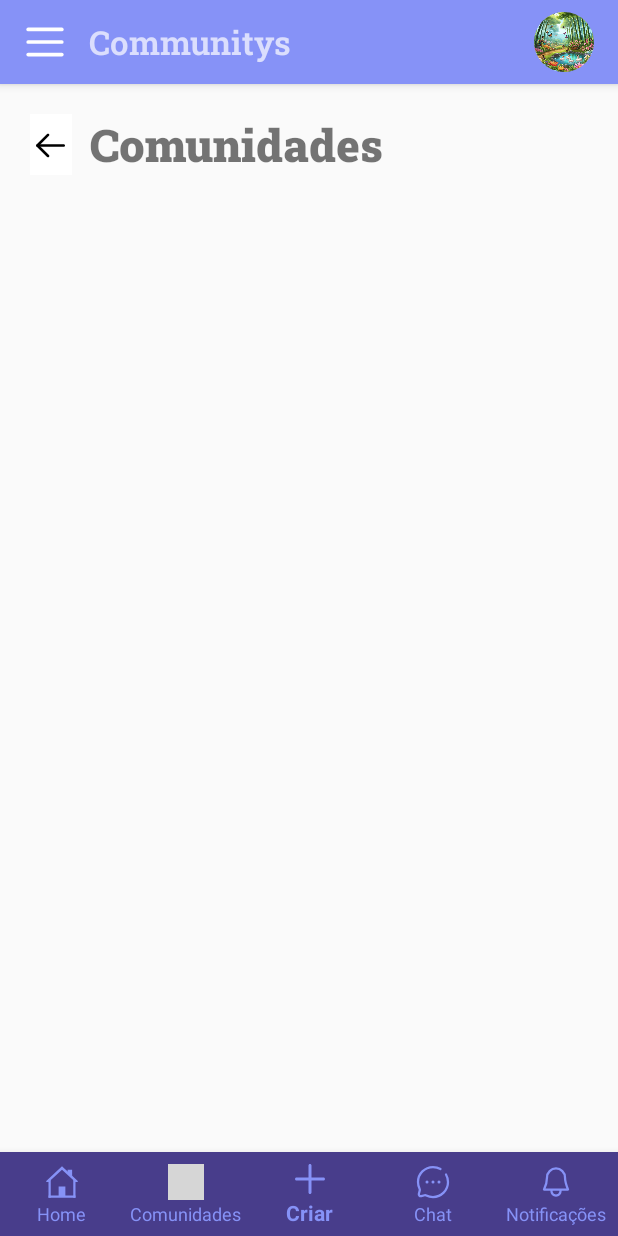
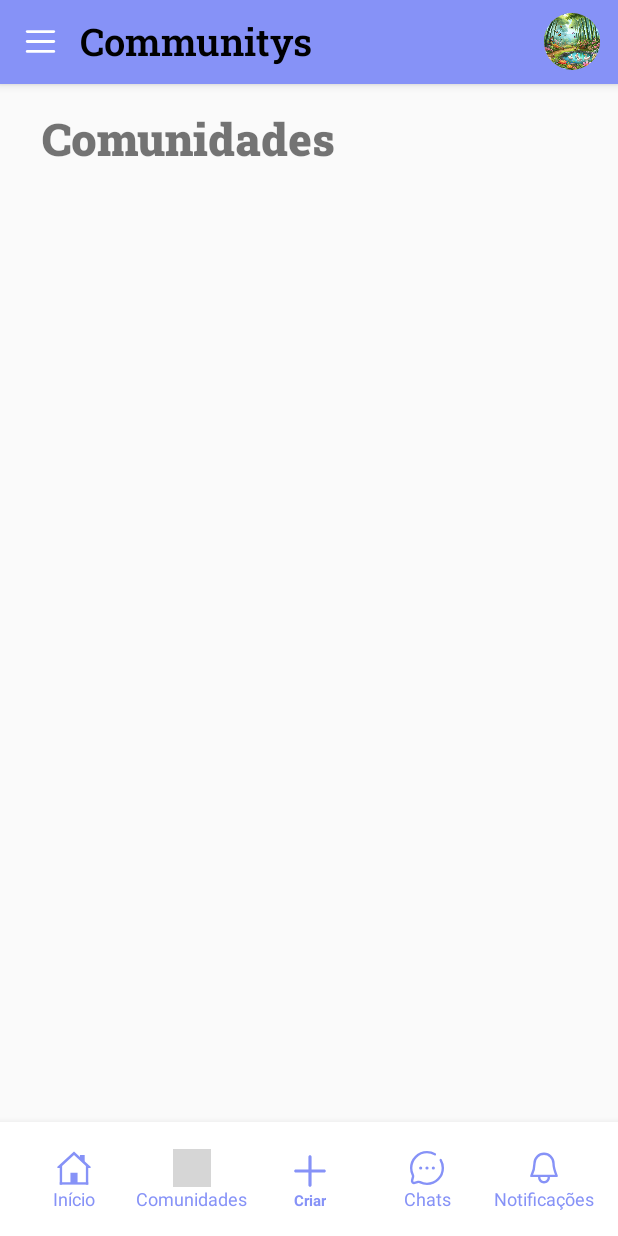
Before and after one commit to Ernesto-Alves67/RedditClone, an Android app: the screen it shows after launch (MainActivity), item 3 of the bottom bar chosen, on a phone screen of 412 x 824 dp. Run offline under Robolectric (Android 15) with nearby library versions, the phone set to English and light mode, and no system bars; our stand-ins replace navigation-ui; grey boxes are pictures that could not be loaded.

Commit message:
[FRONT-PROTO] Atualizando

```diff
--- a/app/src/main/java/com/example/multinavs/MainActivity.java
+++ b/app/src/main/java/com/example/multinavs/MainActivity.java
@@ -9,6 +9,10 @@ import androidx.drawerlayout.widget.DrawerLayout;
 import androidx.fragment.app.Fragment;
 import androidx.fragment.app.FragmentManager;
 import androidx.fragment.app.FragmentTransaction;
+import androidx.navigation.NavController;
+import androidx.navigation.Navigation;
+import androidx.navigation.ui.AppBarConfiguration;
+import androidx.navigation.ui.NavigationUI;
 
 import android.animation.Animator;
 import android.animation.AnimatorListenerAdapter;
@@ -25,6 +29,7 @@ import android.widget.Toast;
 
 import com.example.multinavs.databinding.ActivityMainBinding;
 import com.google.android.material.bottomnavigation.BottomNavigationView;
+import com.google.android.material.navigation.NavigationBarView;
 import com.google.android.material.navigation.NavigationView;
 
 import fragments.*;
@@ -50,9 +55,11 @@ public class MainActivity extends AppCompatActivity implements NavigationView.On
         setSupportActionBar(toolbar);
         chev_ic = findViewById(R.id.ic_chevron);
         drawerLayout = findViewById(R.id.drawer_layout);
+
         NavigationView navigationView = findViewById(R.id.nav_view);
         navigationView.setNavigationItemSelectedListener(this);
 
+        ImageButton menu_left = findViewById(R.id.menu_left);
         ImageButton profileButton = findViewById(R.id.profile_btn);
         profileButton.setOnClickListener(new View.OnClickListener() {
             @Override
@@ -64,8 +71,6 @@ public class MainActivity extends AppCompatActivity implements NavigationView.On
                 }
             }
         });
-
-        ImageButton menu_left = findViewById(R.id.menu_left);
         menu_left.setOnClickListener(new View.OnClickListener() {
             @Override
             public void onClick(View v) {
@@ -76,6 +81,7 @@ public class MainActivity extends AppCompatActivity implements NavigationView.On
                 }
             }
         });
+
         typesFeed = findViewById(R.id.typesFedd);
         title_id = findViewById(R.id.title_id);
         title_id.setOnClickListener(new View.OnClickListener() {
@@ -93,8 +99,6 @@ public class MainActivity extends AppCompatActivity implements NavigationView.On
 
                 Log.d("LinearL Title", "Tittulo clicado ");
             }
-
-
         });
 
 /*        ActionBarDrawerToggle toggle = new ActionBarDrawerToggle(this, drawerLayout, toolbar, R.string.open_nav, R.string.close_nav);
@@ -102,31 +106,31 @@ public class MainActivity extends AppCompatActivity implements NavigationView.On
         toggle.syncState();*/
 
         BottomNavigationView bottomNavigationView = findViewById(R.id.bottom_navigation);
-        bottomNavigationView.setOnNavigationItemSelectedListener(new BottomNavigationView.OnNavigationItemSelectedListener() {
+
+        bottomNavigationView.setOnItemSelectedListener(new NavigationBarView.OnItemSelectedListener() {
             @Override
             public boolean onNavigationItemSelected(@NonNull MenuItem item) {
                 Fragment selectedFragment = null;
                 int itemId = item.getItemId();
-                dynamicTitle = findViewById(R.id.dinamicTittle);
+                TextView dynamicTitle = findViewById(R.id.dinamicTittle);
 
                 String toolbarTitle = "";
-                    if(itemId ==R.id.home) {
+                if (itemId == R.id.home) {
                     selectedFragment = new HomeFragment();
                     toolbarTitle = "reddit";
                     chev_ic.setVisibility(View.VISIBLE);
                 }
-                    if(itemId ==R.id.notification) {
+                if (itemId == R.id.notification) {
                     selectedFragment = new SettingsFragment();
                     toolbarTitle = "Notifications";
                     chev_ic.setVisibility(View.GONE);
                 }
-                    if(itemId == R.id.chat) {
+                if (itemId == R.id.chat) {
                     selectedFragment = new ChatFragment();
                     toolbarTitle = "Chats";
                     chev_ic.setVisibility(View.GONE);
-
                 }
-                    if(itemId == R.id.community) {
+                if (itemId == R.id.community) {
                     selectedFragment = new CommunityFragment();
                     toolbarTitle = "Communitys";
                     chev_ic.setVisibility(View.GONE);
@@ -142,6 +146,17 @@ public class MainActivity extends AppCompatActivity implements NavigationView.On
                 return true;
             }
         });
+
+        // Defina o HomeFragment como o fragmento inicial
+        if (savedInstanceState == null) {
+            HomeFragment homeFragment = new HomeFragment();
+            getSupportFragmentManager().beginTransaction()
+                    .replace(R.id.fragment_container, homeFragment)
+                    .commit();
+            dynamicTitle = findViewById(R.id.dinamicTittle);
+            dynamicTitle.setText("reddit");
+            chev_ic.setVisibility(View.VISIBLE);
+        }
 
     }
 
@@ -227,6 +242,8 @@ public class MainActivity extends AppCompatActivity implements NavigationView.On
 
 
     }
+
+
 /*    private void replaceFragment(Fragment fragment) {
         FragmentManager fragmentManager = getSupportFragmentManager();
         FragmentTransaction fragmentTransaction = fragmentManager.beginTransaction();
--- a/app/src/main/res/layout/activity_main.xml
+++ b/app/src/main/res/layout/activity_main.xml
@@ -32,8 +32,8 @@
 
                 <ImageButton
                     android:id="@+id/menu_left"
-                    android:layout_width="28dp"
-                    android:layout_height="28dp"
+                    android:layout_width="22dp"
+                    android:layout_height="22dp"
                     android:src="@drawable/burger_menu_ic"
                     android:scaleType="centerCrop"
                     android:background="@color/lavender"/>
@@ -56,14 +56,15 @@
                             android:layout_height="wrap_content"
                             android:layout_marginStart="10dp"
                             android:text="reddit"
-                            android:textSize="22dp"
+                            android:textSize="25dp"
+                            android:textColor="@color/black"
                             android:layout_gravity="center|center"
                             android:fontFamily="@font/robotoslab_semibold"/>
                         <ImageView
                             android:id="@+id/ic_chevron"
                             android:layout_marginStart="5dp"
-                            android:layout_width="16dp"
-                            android:layout_height="16dp"
+                            android:layout_width="14dp"
+                            android:layout_height="14dp"
                             android:scaleType="fitCenter"
                             android:layout_gravity="center|center"
                             android:rotation="90"
@@ -71,10 +72,10 @@
                     </LinearLayout>
                     <ImageButton
                         android:id="@+id/profile_btn"
-                        android:layout_width="40dp"
-                        android:layout_height="40dp"
+                        android:layout_width="37dp"
+                        android:layout_height="38dp"
                         android:layout_gravity="end|center_vertical"
-                        android:layout_marginEnd="16dp"
+                        android:layout_marginEnd="12dp"
                         android:src="@drawable/bamboo"
                         android:background="@drawable/rounded_shape"
                         android:scaleType="centerCrop"
@@ -93,11 +94,17 @@
             <com.google.android.material.bottomnavigation.BottomNavigationView
                 android:layout_width="match_parent"
                 android:layout_height="wrap_content"
+                android:padding="10dp"
+                android:paddingVertical="4dp"
                 android:id="@+id/bottom_navigation"
                 app:menu="@menu/bottom_menu"
-                android:background="#483D8B"
+                android:background="#ffffff"
+                app:itemTextAppearanceActive="@style/MenuTextAppearanceActive"
+                app:itemTextAppearanceInactive="@style/MenuTextAppearanceInactive"
                 app:itemIconTint="@color/lavender"
                 app:itemTextColor="@color/lavender"
+                app:itemTextAppearanceActiveBoldEnabled="true"
+                app:itemIconSize="25dp"
                 app:labelVisibilityMode="labeled"/>
         </LinearLayout>
 
@@ -163,4 +170,6 @@
         app:itemIconTint="@color/lavender"
         app:itemTextColor="@color/lavender"/>
 
+
+
 </androidx.drawerlayout.widget.DrawerLayout>
--- a/app/src/main/res/layout/fragment_community.xml
+++ b/app/src/main/res/layout/fragment_community.xml
@@ -7,19 +7,10 @@
 
     <RelativeLayout
         android:layout_width="wrap_content"
-        android:layout_height="wrap_content">
+        android:layout_height="wrap_content"
+        android:padding="16dp">
 
-        <LinearLayout
-            android:id="@+id/linearLayout"
-            android:layout_width="match_parent"
-            android:layout_height="wrap_content"
-            android:padding="20dp">
 
-            <ImageButton
-                android:layout_width="wrap_content"
-                android:layout_height="match_parent"
-                android:background="#ffffffff"
-                android:src="@drawable/arrowleft" />
 
             <TextView
                 android:layout_width="wrap_content"
@@ -29,7 +20,7 @@
                 android:textSize="30dp"
                 android:fontFamily="@font/robotoslab_black"/>
 
-        </LinearLayout>
+
 
     </RelativeLayout>
 
--- a/app/src/main/res/menu/bottom_menu.xml
+++ b/app/src/main/res/menu/bottom_menu.xml
@@ -2,30 +2,35 @@
 <menu xmlns:android="http://schemas.android.com/apk/res/android"
     xmlns:app="http://schemas.android.com/apk/res-auto">
     <item
+
         android:id="@+id/home"
         android:icon="@drawable/home_ic"
-        android:title="Home"
-        app:showAsAction="ifRoom"/>
+        android:title="Início"
+        app:itemTextAppearanceInactive="@style/MenuTextAppearanceInactive"
+        app:itemTextAppearanceActive="@style/MenuTextAppearanceActive"/>
     <item
         android:id="@+id/community"
         android:icon="@drawable/group_svgrepo_com"
         android:title="Comunidades"
-        app:showAsAction="ifRoom"/>
+        app:itemTextAppearanceInactive="@style/MenuTextAppearanceInactive"
+        app:itemTextAppearanceActive="@style/MenuTextAppearanceActive"/>
     <item
         android:id="@+id/criar"
         android:icon="@drawable/plus_svgrepo_com"
         android:title="Criar"
-        app:showAsAction="ifRoom"/>
-
+        app:itemTextAppearanceInactive="@style/MenuTextAppearanceInactive"
+        app:itemTextAppearanceActive="@style/MenuTextAppearanceActive" />
     <item
         android:id="@+id/chat"
         android:icon="@drawable/chat_round_dots_svgrepo_com"
-        android:title="Chat"
-        app:showAsAction="ifRoom"/>
+        android:title="Chats"
+        app:itemTextAppearanceInactive="@style/MenuTextAppearanceInactive"
+        app:itemTextAppearanceActive="@style/MenuTextAppearanceActive" />
 
     <item
         android:id="@+id/notification"
         android:icon="@drawable/bell_svgrepo_com"
         android:title="Notificações"
-        app:showAsAction="ifRoom"/>
+        app:itemTextAppearanceInactive="@style/MenuTextAppearanceInactive"
+        app:itemTextAppearanceActive="@style/MenuTextAppearanceActive"/>
 </menu>
--- a/app/src/main/res/navigation/nav_graph.xml
+++ b/app/src/main/res/navigation/nav_graph.xml
@@ -9,7 +9,7 @@
         android:id="@+id/FirstFragment"
         android:name="com.example.multinavs.FirstFragment"
         android:label="@string/first_fragment_label"
-        tools:layout="@layout/fragment_first">
+        tools:layout="@layout/fragment_home2">
 
         <action
             android:id="@+id/action_FirstFragment_to_SecondFragment"
@@ -19,7 +19,7 @@
         android:id="@+id/SecondFragment"
         android:name="com.example.multinavs.SecondFragment"
         android:label="@string/second_fragment_label"
-        tools:layout="@layout/fragment_second">
+        tools:layout="@layout/fragment_community">
 
         <action
             android:id="@+id/action_SecondFragment_to_FirstFragment"
--- a/app/src/main/res/values/colors.xml
+++ b/app/src/main/res/values/colors.xml
@@ -6,6 +6,7 @@
     <color name="teal_200">#FF03DAC5</color>
     <color name="teal_700">#FF018786</color>
     <color name="black">#FF000000</color>
+    <color name="LBlueSea">#B0C4DE</color>
     <color name="white">#FFFFFFFF</color>
     <color name="white2">#FDF5E6</color>
     <color name="lavender">#8692f7</color>
--- /dev/null
+++ b/app/src/main/res/values/styles.xml
@@ -0,0 +1,22 @@
+<?xml version="1.0" encoding="utf-8"?>
+<resources>
+    <style name="MenuTextAppearance">
+        <item name="android:textSize">2sp</item> <!-- Altere para o tamanho desejado -->
+        <item name="android:fontFamily">@font/robotoslab_thin</item>
+    </style>
+
+    <style name="MenuTextAppearanceActive">
+        <item name="android:textSize">10sp</item> <!-- Tamanho do texto fixo -->
+         <!-- Cor do texto ativo -->
+    </style>
+
+    <style name="MenuTextAppearanceInactive">
+        <item name="android:textSize">12sp</item> <!-- Tamanho do texto fixo --><!-- Cor do texto inativo -->
+    </style>
+
+    <style name="MenuAppearance">
+        <item name="android:textSize">12sp</item> <!-- Tamanho do texto -->
+        <item name="android:textColor">@color/black</item> <!-- Cor do texto -->
+        <item name="android:fontFamily">@font/robotoslab_medium</item> <!-- Fonte customizada -->
+    </style>
+</resources>
```
Also changed, not shown: app/src/main/java/com/example/multinavs/FirstFragment.java (deleted, +0 -44 lines), app/src/main/java/com/example/multinavs/SecondFragment.java (deleted, +0 -44 lines), app/src/main/java/fragments/HomeFragment.java (+61 -6 lines), app/src/main/res/layout/fragment_about.xml (deleted, +0 -18 lines), app/src/main/res/layout/fragment_chat.xml (+1 -43 lines), app/src/main/res/layout/fragment_first.xml (deleted, +0 -35 lines), app/src/main/res/layout/fragment_home.xml (deleted, +0 -18 lines), app/src/main/res/layout/fragment_home2.xml (+17 -12 lines), app/src/main/res/layout/fragment_second.xml (deleted, +0 -35 lines), app/src/main/res/layout/item_card_layout.xml (+4 -4 lines). Lines whose indentation alone changed are shown as unchanged.
